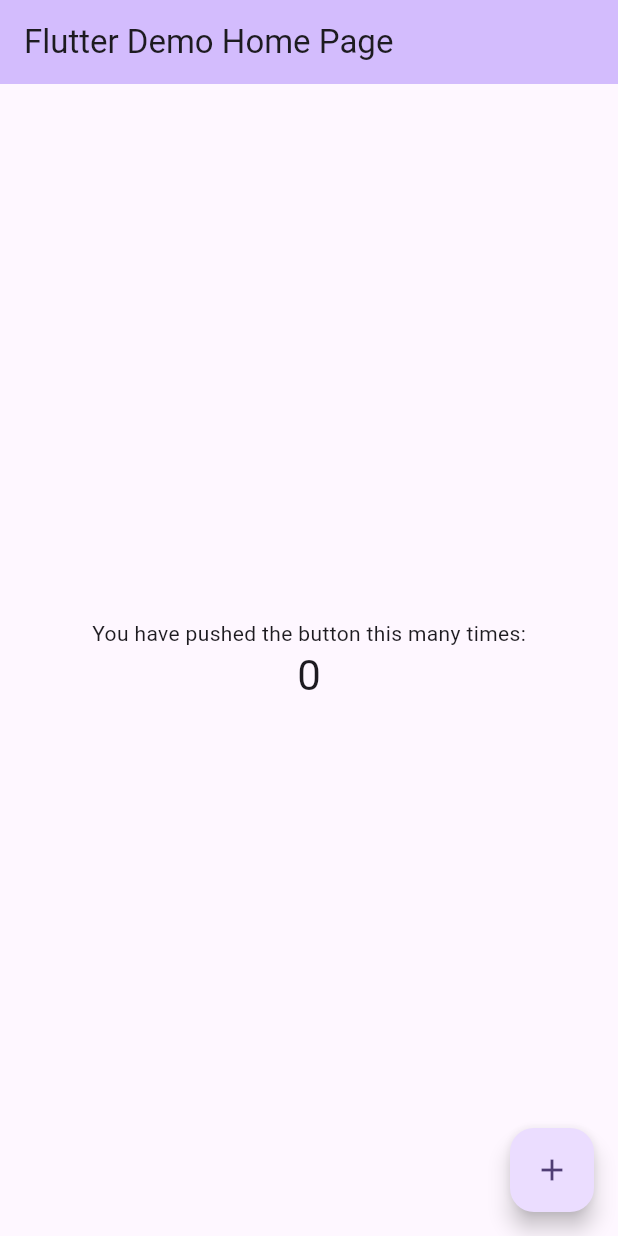
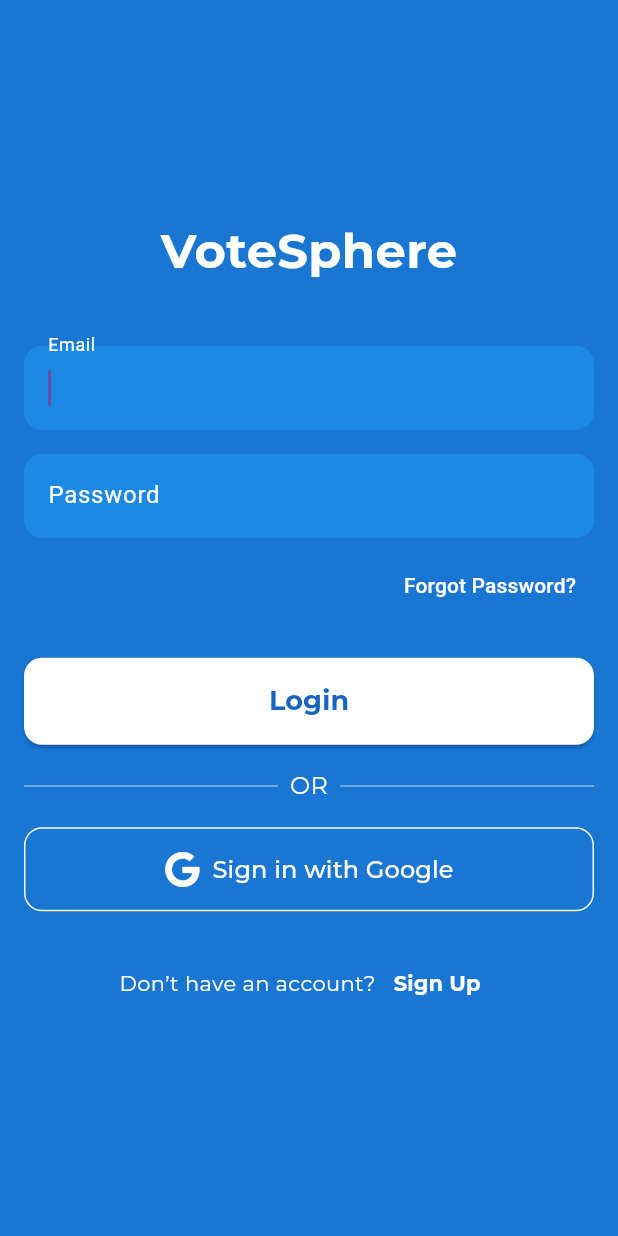
Before and after one commit to sumit-s-nair/BallotBox-360, a Flutter app: the screen it shows after launch, on a phone screen of 412 x 824 dp. Run offline on Flutter 3.47's test engine with Material 3 defaults, Android fonts, the phone set to English and light mode, and no system bars; our stand-ins replace font_awesome_flutter, google_fonts.

Commit message:
Create Auth UI for Login and Signup

```diff
--- a/lib/main.dart
+++ b/lib/main.dart
@@ -1,125 +1,36 @@
 import 'package:flutter/material.dart';
+import 'screens/auth/login_screen.dart';
+import 'screens/auth/signup_screen.dart';
+import 'screens/home_screen.dart';
+import 'screens/ballot_screen.dart';
+import 'screens/results_screen.dart';
+import 'screens/auth/forgot_password_screen.dart';
 
 void main() {
-  runApp(const MyApp());
+  runApp(const VoteSphereApp());
 }
 
-class MyApp extends StatelessWidget {
-  const MyApp({super.key});
+class VoteSphereApp extends StatelessWidget {
+  const VoteSphereApp({super.key});
 
-  // This widget is the root of your application.
   @override
   Widget build(BuildContext context) {
     return MaterialApp(
-      title: 'Flutter Demo',
+      debugShowCheckedModeBanner: false,
+      title: 'VoteSphere',
       theme: ThemeData(
-        // This is the theme of your application.
-        //
-        // TRY THIS: Try running your application with "flutter run". You'll see
-        // the application has a purple toolbar. Then, without quitting the app,
-        // try changing the seedColor in the colorScheme below to Colors.green
-        // and then invoke "hot reload" (save your changes or press the "hot
-        // reload" button in a Flutter-supported IDE, or press "r" if you used
-        // the command line to start the app).
-        //
-        // Notice that the counter didn't reset back to zero; the application
-        // state is not lost during the reload. To reset the state, use hot
-        // restart instead.
-        //
-        // This works for code too, not just values: Most code changes can be
-        // tested with just a hot reload.
-        colorScheme: ColorScheme.fromSeed(seedColor: Colors.deepPurple),
-        useMaterial3: true,
+        primarySwatch: Colors.blue,
+        scaffoldBackgroundColor: Colors.white,
       ),
-      home: const MyHomePage(title: 'Flutter Demo Home Page'),
+      initialRoute: '/login',
+      routes: {
+        '/login': (context) => const LoginScreen(),
+        '/signup': (context) => const SignUpScreen(),
+        '/home': (context) => const HomeScreen(),
+        '/ballot': (context) => const BallotScreen(),
+        '/results': (context) => const ResultsScreen(),
+        '/forgot-password': (context) => const ForgotPasswordScreen(),
+      },
     );
   }
 }
-
-class MyHomePage extends StatefulWidget {
-  const MyHomePage({super.key, required this.title});
-
-  // This widget is the home page of your application. It is stateful, meaning
-  // that it has a State object (defined below) that contains fields that affect
-  // how it looks.
-
-  // This class is the configuration for the state. It holds the values (in this
-  // case the title) provided by the parent (in this case the App widget) and
-  // used by the build method of the State. Fields in a Widget subclass are
-  // always marked "final".
-
-  final String title;
-
-  @override
-  State<MyHomePage> createState() => _MyHomePageState();
-}
-
-class _MyHomePageState extends State<MyHomePage> {
-  int _counter = 0;
-
-  void _incrementCounter() {
-    setState(() {
-      // This call to setState tells the Flutter framework that something has
-      // changed in this State, which causes it to rerun the build method below
-      // so that the display can reflect the updated values. If we changed
-      // _counter without calling setState(), then the build method would not be
-      // called again, and so nothing would appear to happen.
-      _counter++;
-    });
-  }
-
-  @override
-  Widget build(BuildContext context) {
-    // This method is rerun every time setState is called, for instance as done
-    // by the _incrementCounter method above.
-    //
-    // The Flutter framework has been optimized to make rerunning build methods
-    // fast, so that you can just rebuild anything that needs updating rather
-    // than having to individually change instances of widgets.
-    return Scaffold(
-      appBar: AppBar(
-        // TRY THIS: Try changing the color here to a specific color (to
-        // Colors.amber, perhaps?) and trigger a hot reload to see the AppBar
-        // change color while the other colors stay the same.
-        backgroundColor: Theme.of(context).colorScheme.inversePrimary,
-        // Here we take the value from the MyHomePage object that was created by
-        // the App.build method, and use it to set our appbar title.
-        title: Text(widget.title),
-      ),
-      body: Center(
-        // Center is a layout widget. It takes a single child and positions it
-        // in the middle of the parent.
-        child: Column(
-          // Column is also a layout widget. It takes a list of children and
-          // arranges them vertically. By default, it sizes itself to fit its
-          // children horizontally, and tries to be as tall as its parent.
-          //
-          // Column has various properties to control how it sizes itself and
-          // how it positions its children. Here we use mainAxisAlignment to
-          // center the children vertically; the main axis here is the vertical
-          // axis because Columns are vertical (the cross axis would be
-          // horizontal).
-          //
-          // TRY THIS: Invoke "debug painting" (choose the "Toggle Debug Paint"
-          // action in the IDE, or press "p" in the console), to see the
-          // wireframe for each widget.
-          mainAxisAlignment: MainAxisAlignment.center,
-          children: <Widget>[
-            const Text(
-              'You have pushed the button this many times:',
-            ),
-            Text(
-              '$_counter',
-              style: Theme.of(context).textTheme.headlineMedium,
-            ),
-          ],
-        ),
-      ),
-      floatingActionButton: FloatingActionButton(
-        onPressed: _incrementCounter,
-        tooltip: 'Increment',
-        child: const Icon(Icons.add),
-      ), // This trailing comma makes auto-formatting nicer for build methods.
-    );
-  }
-}
--- /dev/null
+++ b/lib/screens/auth/login_screen.dart
@@ -0,0 +1,209 @@
+import 'package:flutter/material.dart';
+import 'package:google_fonts/google_fonts.dart';
+import 'package:font_awesome_flutter/font_awesome_flutter.dart';
+
+class LoginScreen extends StatefulWidget {
+  const LoginScreen({super.key});
+
+  @override
+  LoginScreenState createState() => LoginScreenState();
+}
+
+class LoginScreenState extends State<LoginScreen> {
+  final TextEditingController _emailController = TextEditingController();
+  final TextEditingController _passwordController = TextEditingController();
+  final FocusNode _emailFocusNode = FocusNode();
+
+  @override
+  void initState() {
+    super.initState();
+    // Auto-focus the email field when the screen is loaded
+    WidgetsBinding.instance.addPostFrameCallback((_) {
+      FocusScope.of(context).requestFocus(_emailFocusNode); // Set focus to email
+    });
+  }
+
+  @override
+  Widget build(BuildContext context) {
+    return Scaffold(
+      backgroundColor: Colors.blue.shade700,
+      body: Center(
+        child: SingleChildScrollView(
+          padding: const EdgeInsets.symmetric(horizontal: 16.0),
+          child: ConstrainedBox(
+            constraints: const BoxConstraints(maxWidth: 400),
+            child: Column(
+              mainAxisAlignment: MainAxisAlignment.center,
+              children: [
+                // App Title
+                Text(
+                  'VoteSphere',
+                  style: GoogleFonts.montserrat(
+                    fontSize: 32,
+                    fontWeight: FontWeight.bold,
+                    color: Colors.white,
+                  ),
+                ),
+                const SizedBox(height: 40),
+
+                // Email Field
+                TextField(
+                  controller: _emailController,
+                  focusNode: _emailFocusNode, // Apply the focus node
+                  decoration: InputDecoration(
+                    labelText: 'Email',
+                    labelStyle: const TextStyle(color: Colors.white),
+                    filled: true,
+                    fillColor: Colors.blue.shade600,
+                    border: OutlineInputBorder(
+                      borderRadius: BorderRadius.circular(12),
+                      borderSide: BorderSide.none,
+                    ),
+                  ),
+                  style: const TextStyle(color: Colors.white),
+                ),
+                const SizedBox(height: 16),
+
+                // Password Field
+                TextField(
+                  controller: _passwordController,
+                  obscureText: true,
+                  decoration: InputDecoration(
+                    labelText: 'Password',
+                    labelStyle: const TextStyle(color: Colors.white),
+                    filled: true,
+                    fillColor: Colors.blue.shade600,
+                    border: OutlineInputBorder(
+                      borderRadius: BorderRadius.circular(12),
+                      borderSide: BorderSide.none,
+                    ),
+                  ),
+                  style: const TextStyle(color: Colors.white),
+                ),
+                const SizedBox(height: 8),
+
+                // Forgot Password
+                Align(
+                  alignment: Alignment.centerRight,
+                  child: TextButton(
+                    onPressed: () {
+                      Navigator.pushNamed(context, '/forgot-password');
+                    },
+                    child: const Text(
+                      'Forgot Password?',
+                      style: TextStyle(color: Colors.white),
+                    ),
+                  ),
+                ),
+                const SizedBox(height: 24),
+
+                // Login Button
+                SizedBox(
+                  width: double.infinity,
+                  child: ElevatedButton(
+                    onPressed: () {
+                      Navigator.pushNamed(context, '/home');
+                    },
+                    style: ElevatedButton.styleFrom(
+                      backgroundColor: Colors.white,
+                      shape: RoundedRectangleBorder(
+                        borderRadius: BorderRadius.circular(12),
+                      ),
+                      padding: const EdgeInsets.symmetric(vertical: 16),
+                    ),
+                    child: Text(
+                      'Login',
+                      style: GoogleFonts.montserrat(
+                        fontSize: 18,
+                        fontWeight: FontWeight.bold,
+                        color: Colors.blue.shade800,
+                      ),
+                    ),
+                  ),
+                ),
+                const SizedBox(height: 16),
+
+                // Divider with OR
+                Row(
+                  children: [
+                    Expanded(
+                      child: Divider(color: Colors.white.withOpacity(0.5)),
+                    ),
+                    const SizedBox(width: 8),
+                    Text(
+                      'OR',
+                      style: GoogleFonts.montserrat(
+                        fontSize: 16,
+                        color: Colors.white,
+                      ),
+                    ),
+                    const SizedBox(width: 8),
+                    Expanded(
+                      child: Divider(color: Colors.white.withOpacity(0.5)),
+                    ),
+                  ],
+                ),
+                const SizedBox(height: 16),
+
+                // Sign in with Google Button
+                SizedBox(
+                  width: double.infinity,
+                  child: OutlinedButton.icon(
+                    onPressed: () {
+                      // Implement Google Sign-In logic
+                    },
+                    icon: const Icon(
+                      FontAwesomeIcons.google,
+                      size: 24,
+                      color: Colors.white,
+                    ),
+                    label: Text(
+                      'Sign in with Google',
+                      style: GoogleFonts.montserrat(
+                        fontSize: 16,
+                        color: Colors.white,
+                      ),
+                    ),
+                    style: OutlinedButton.styleFrom(
+                      side: const BorderSide(color: Colors.white),
+                      shape: RoundedRectangleBorder(
+                        borderRadius: BorderRadius.circular(12),
+                      ),
+                      padding: const EdgeInsets.symmetric(vertical: 16),
+                    ),
+                  ),
+                ),
+                const SizedBox(height: 24),
+
+                // Sign-Up Prompt
+                Row(
+                  mainAxisAlignment: MainAxisAlignment.center,
+                  children: [
+                    Text(
+                      'Don’t have an account?',
+                      style: GoogleFonts.montserrat(
+                        color: Colors.white,
+                      ),
+                    ),
+                    TextButton(
+                      onPressed: () {
+                        Navigator.pushNamed(context, '/signup');
+                      },
+                      child: Text(
+                        'Sign Up',
+                        style: GoogleFonts.montserrat(
+                          fontWeight: FontWeight.bold,
+                          color: Colors.white,
+                        ),
+                      ),
+                    ),
+                  ],
+                ),
+              ],
+            ),
+          ),
+        ),
+      ),
+    );
+  }
+}
--- a/pubspec.yaml
+++ b/pubspec.yaml
@@ -35,6 +35,8 @@ dependencies:
   # The following adds the Cupertino Icons font to your application.
   # Use with the CupertinoIcons class for iOS style icons.
   cupertino_icons: ^1.0.8
+  google_fonts: ^6.2.1
+  font_awesome_flutter: ^10.8.0
 
 dev_dependencies:
   flutter_test:
```
Also changed, not shown: lib/screens/auth/forgot_password_screen.dart (added, +93 -0 lines), lib/screens/auth/signup_screen.dart (added, +183 -0 lines), pubspec.lock, 2 other files.
